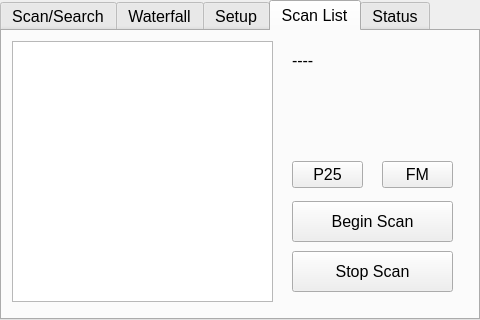
This is mainwindow.ui in CWRU-ECSE-398-Team-14/SDR-GNU-Radio-App as Qt 5 draws it before an edit. The edited form follows.
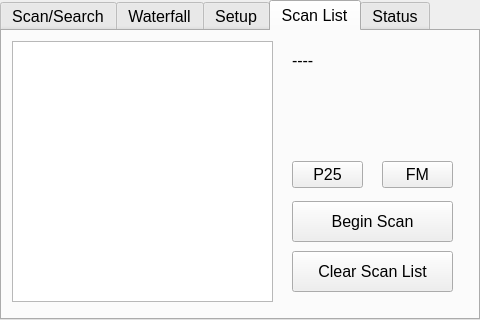
This is the edited form. The open tabs and pages were chosen to show the change.

Commit message: Some mostly cosmetic changes

What changed in the file:
```diff
--- a/mainwindow.ui
+++ b/mainwindow.ui
@@ -1283,19 +1283,6 @@
        <set>Qt::AlignLeading|Qt::AlignLeft|Qt::AlignTop</set>
       </property>
      </widget>
-     <widget class="QPushButton" name="stopScanButton">
-      <property name="geometry">
-       <rect>
-        <x>290</x>
-        <y>220</y>
-        <width>161</width>
-        <height>41</height>
-       </rect>
-      </property>
-      <property name="text">
-       <string>Stop Scan</string>
-      </property>
-     </widget>
      <widget class="QPushButton" name="p25Btn">
       <property name="geometry">
        <rect>
@@ -1328,6 +1315,19 @@
        <bool>true</bool>
       </property>
      </widget>
+     <widget class="QPushButton" name="clearScanListBtn">
+      <property name="geometry">
+       <rect>
+        <x>290</x>
+        <y>220</y>
+        <width>161</width>
+        <height>41</height>
+       </rect>
+      </property>
+      <property name="text">
+       <string>Clear Scan List</string>
+      </property>
+     </widget>
     </widget>
     <widget class="QWidget" name="statusTab">
      <attribute name="title">
```
Left out of the diff: 12 changed lines with no effect on the pictures. The commit also changes 2 other files.
